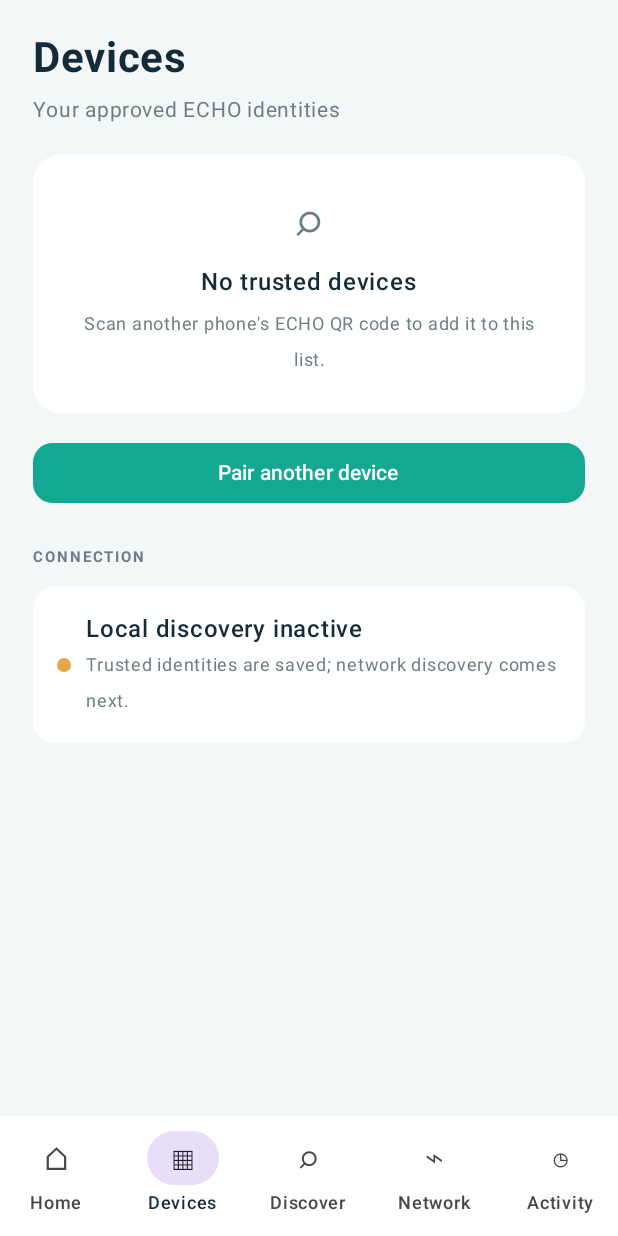
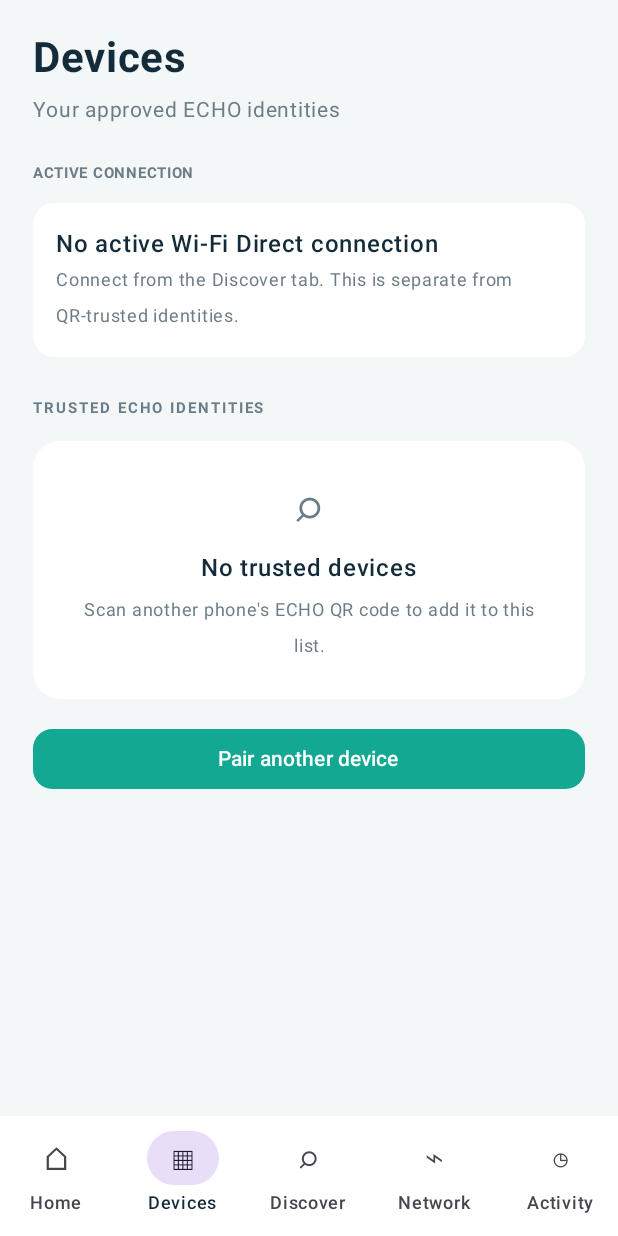
Before and after one commit to MafazAnsar/ECHO-Caller, an Android app built with Jetpack Compose: the screen it shows after launch (MainActivity), item 2 of the bottom bar chosen, on a phone screen of 412 x 824 dp. Run offline under Robolectric (Android 15) with nearby library versions, the phone set to English and light mode, and no system bars; 5 statements that could not run were skipped.

Commit message:
Add files via upload

```diff
--- a/app/src/main/java/com/echo/caller/MainActivity.kt
+++ b/app/src/main/java/com/echo/caller/MainActivity.kt
@@ -346,7 +346,7 @@ private fun HomeScreen(
         Spacer(Modifier.height(20.dp))
 
         Text(
-            "ECHO  •  VERSION 0.4.0",
+            "ECHO  •  VERSION 0.6.1",
             Modifier.fillMaxWidth(),
             color = Muted,
             fontSize = 10.sp,
@@ -629,7 +629,11 @@ private fun DevicesScreen(
     onPair: () -> Unit,
     onRemove: (String) -> Unit
 ) {
-    Column(modifier.fillMaxSize().padding(22.dp)) {
+    Column(
+        modifier.fillMaxSize()
+            .verticalScroll(rememberScrollState())
+            .padding(22.dp)
+    ) {
         Text(
             "Devices",
             fontSize = 28.sp,
@@ -646,6 +650,14 @@ private fun DevicesScreen(
 
         Spacer(Modifier.height(18.dp))
 
+        // This panel reads the app-level Wi-Fi Direct controller, so the
+        // connection remains visible when the user changes tabs.
+        ConnectedDevicesPanel()
+
+        Spacer(Modifier.height(22.dp))
+        SectionLabel("TRUSTED ECHO IDENTITIES")
+        Spacer(Modifier.height(10.dp))
+
         if (trusted.isEmpty()) {
             EmptyCard(
                 "⌕",
@@ -653,9 +665,9 @@ private fun DevicesScreen(
                 "Scan another phone's ECHO QR code to add it to this list."
             )
         } else {
-            LazyColumn(verticalArrangement = Arrangement.spacedBy(10.dp)) {
-                items(trusted, key = { it.fingerprint }) { device ->
+            trusted.forEach { device ->
                 Card(
+                    Modifier.fillMaxWidth().padding(bottom = 10.dp),
                     colors = CardDefaults.cardColors(containerColor = Color.White),
                     shape = RoundedCornerShape(16.dp)
                 ) {
@@ -674,7 +686,6 @@ private fun DevicesScreen(
                 }
             }
         }
-        }
 
         Spacer(Modifier.height(16.dp))
 
@@ -684,40 +695,6 @@ private fun DevicesScreen(
             shape = RoundedCornerShape(13.dp)
         ) {
             Text("Pair another device")
-        }
-
-        Spacer(Modifier.height(20.dp))
-        SectionLabel("CONNECTION")
-
-        Surface(
-            color = Color.White,
-            shape = RoundedCornerShape(14.dp),
-            modifier = Modifier.padding(top = 8.dp)
-        ) {
-            Row(
-                Modifier.fillMaxWidth().padding(16.dp),
-                verticalAlignment = Alignment.CenterVertically
-            ) {
-                Box(
-                    Modifier.size(9.dp).clip(CircleShape)
-                        .background(Color(0xFFE7A64A))
-                )
-
-                Spacer(Modifier.width(10.dp))
-
-                Column {
-                    Text(
-                        "Local discovery inactive",
-                        color = Ink,
-                        fontWeight = FontWeight.Medium
-                    )
-                    Text(
-                        "Trusted identities are saved; network discovery comes next.",
-                        color = Muted,
-                        fontSize = 12.sp
-                    )
-                }
-            }
         }
     }
 }
```
Lines whose indentation alone changed are shown as unchanged.
